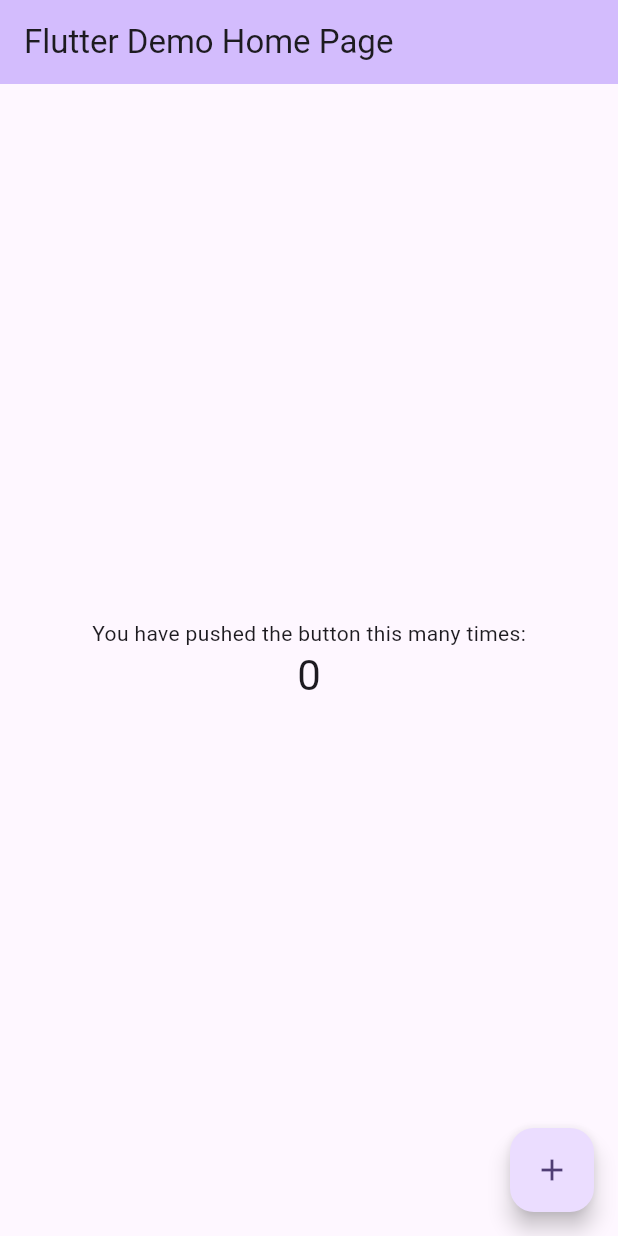
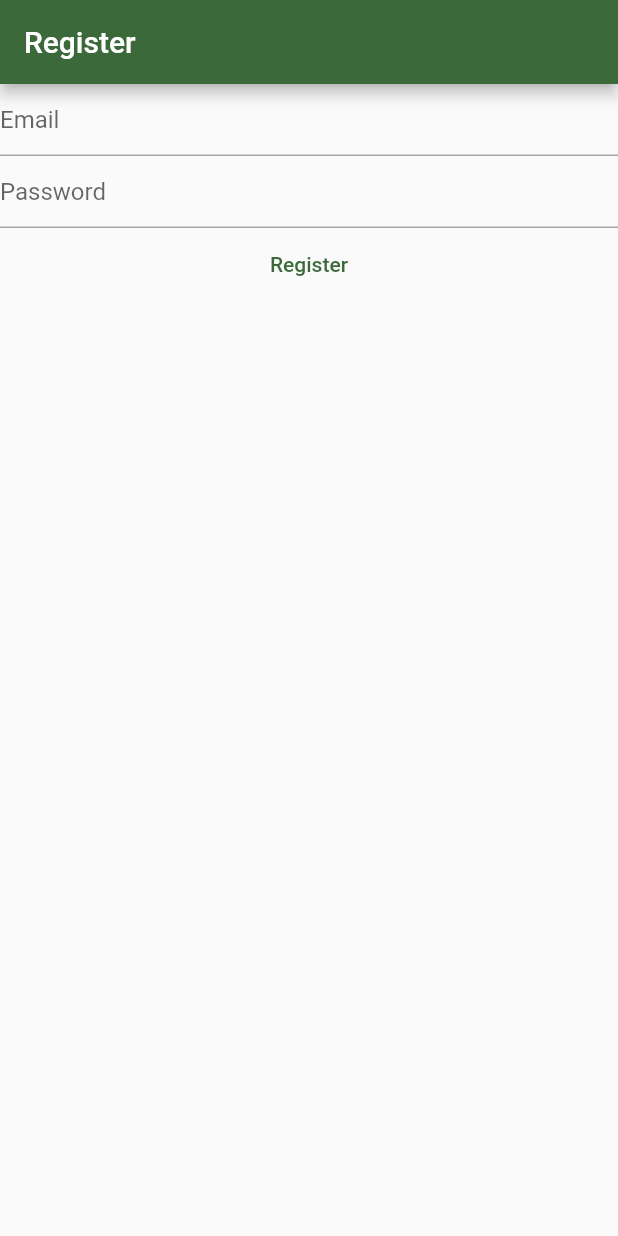
Before and after one commit to suasuasuasuasua/Notes, a Flutter app: the screen it shows after launch, on a phone screen of 412 x 824 dp. Run offline on Flutter 3.47's test engine with Material 2 defaults, Android fonts, the phone set to English and light mode, and no system bars; our stand-ins replace firebase_core; accounts and stored records are empty.

Commit message:
Added basic registration page No functionality yet

```diff
--- a/lib/main.dart
+++ b/lib/main.dart
@@ -1,125 +1,79 @@
 import 'package:flutter/material.dart';
 
 void main() {
-  runApp(const MyApp());
+  // Move material app from MyApp template to here to avoid unnecessary cost of
+  // rebuliding on each hot reload
+  runApp(
+    MaterialApp(
+      title: 'Flutter Demo',
+      theme: ThemeData(
+        colorScheme: ColorScheme.fromSeed(seedColor: Colors.green),
+        useMaterial3: false,
+      ),
+      home: const HomePage(),
+    ),
+  );
 }
 
-class MyApp extends StatelessWidget {
-  const MyApp({super.key});
+class HomePage extends StatefulWidget {
+  const HomePage({super.key});
 
-  // This widget is the root of your application.
   @override
-  Widget build(BuildContext context) {
-    return MaterialApp(
-      title: 'Flutter Demo',
-      theme: ThemeData(
-        // This is the theme of your application.
-        //
-        // TRY THIS: Try running your application with "flutter run". You'll see
-        // the application has a blue toolbar. Then, without quitting the app,
-        // try changing the seedColor in the colorScheme below to Colors.green
-        // and then invoke "hot reload" (save your changes or press the "hot
-        // reload" button in a Flutter-supported IDE, or press "r" if you used
-        // the command line to start the app).
-        //
-        // Notice that the counter didn't reset back to zero; the application
-        // state is not lost during the reload. To reset the state, use hot
-        // restart instead.
-        //
-        // This works for code too, not just values: Most code changes can be
-        // tested with just a hot reload.
-        colorScheme: ColorScheme.fromSeed(seedColor: Colors.deepPurple),
-        useMaterial3: true,
-      ),
-      home: const MyHomePage(title: 'Flutter Demo Home Page'),
-    );
-  }
+  State<HomePage> createState() => _HomePageState();
 }
 
-class MyHomePage extends StatefulWidget {
-  const MyHomePage({super.key, required this.title});
+class _HomePageState extends State<HomePage> {
+  // `late` allows these variables to be assigned values 'later'
+  late final TextEditingController _email;
+  late final TextEditingController _password;
 
-  // This widget is the home page of your application. It is stateful, meaning
-  // that it has a State object (defined below) that contains fields that affect
-  // how it looks.
+  // Called by Flutter automatically when the home page is created
+  @override
+  void initState() {
+    _email = TextEditingController();
+    _password = TextEditingController();
+    super.initState();
+  }
 
-  // This class is the configuration for the state. It holds the values (in this
-  // case the title) provided by the parent (in this case the App widget) and
-  // used by the build method of the State. Fields in a Widget subclass are
-  // always marked "final".
-
-  final String title;
-
+  // Whenever the home page dies or goes out of memory, Flutter will
+  // automatically call dispose to take care of 'loose ends'
+  // Since we have created TextEditingControllers, we are also repsonsible for
+  // diposing of them when we are finished using them
   @override
-  State<MyHomePage> createState() => _MyHomePageState();
-}
-
-class _MyHomePageState extends State<MyHomePage> {
-  int _counter = 0;
-
-  void _incrementCounter() {
-    setState(() {
-      // This call to setState tells the Flutter framework that something has
-      // changed in this State, which causes it to rerun the build method below
-      // so that the display can reflect the updated values. If we changed
-      // _counter without calling setState(), then the build method would not be
-      // called again, and so nothing would appear to happen.
-      _counter++;
-    });
+  void dispose() {
+    _email.dispose();
+    _password.dispose();
+    super.dispose();
   }
 
   @override
   Widget build(BuildContext context) {
-    // This method is rerun every time setState is called, for instance as done
-    // by the _incrementCounter method above.
-    //
-    // The Flutter framework has been optimized to make rerunning build methods
-    // fast, so that you can just rebuild anything that needs updating rather
-    // than having to individually change instances of widgets.
+    // Scaffolds are generic containers that are more presentable because they
+    // automatically include a titlebar, floating buttons, main text, etc.
     return Scaffold(
       appBar: AppBar(
-        // TRY THIS: Try changing the color here to a specific color (to
-        // Colors.amber, perhaps?) and trigger a hot reload to see the AppBar
-        // change color while the other colors stay the same.
-        backgroundColor: Theme.of(context).colorScheme.inversePrimary,
-        // Here we take the value from the MyHomePage object that was created by
-        // the App.build method, and use it to set our appbar title.
-        title: Text(widget.title),
+        title: const Text('Register'),
       ),
-      body: Center(
-        // Center is a layout widget. It takes a single child and positions it
-        // in the middle of the parent.
-        child: Column(
-          // Column is also a layout widget. It takes a list of children and
-          // arranges them vertically. By default, it sizes itself to fit its
-          // children horizontally, and tries to be as tall as its parent.
-          //
-          // Column has various properties to control how it sizes itself and
-          // how it positions its children. Here we use mainAxisAlignment to
-          // center the children vertically; the main axis here is the vertical
-          // axis because Columns are vertical (the cross axis would be
-          // horizontal).
-          //
-          // TRY THIS: Invoke "debug painting" (choose the "Toggle Debug Paint"
-          // action in the IDE, or press "p" in the console), to see the
-          // wireframe for each widget.
-          mainAxisAlignment: MainAxisAlignment.center,
-          children: <Widget>[
-            const Text(
-              'You have pushed the button this many times:',
-            ),
-            Text(
-              '$_counter',
-              style: Theme.of(context).textTheme.headlineMedium,
-            ),
-          ],
-        ),
+      body: Column(
+        children: [
+          TextField(
+            decoration: const InputDecoration(hintText: 'Email'),
+            controller: _email,
+          ),
+          TextField(
+            decoration: const InputDecoration(hintText: 'Password'),
+            controller: _password,
+          ),
+          TextButton(
+            // The register button has an asynchronous callback function because
+            // we need to authenticate the user using Firebase. Authentication
+            // does not necessarily happen instananeously because we can use third
+            // party SSO solutions like Apple and Twitter.
+            onPressed: () async => {},
+            child: const Text('Register'),
+          ),
+        ],
       ),
-      floatingActionButton: FloatingActionButton(
-        onPressed: _incrementCounter,
-        tooltip: 'Increment',
-        child: const Icon(Icons.add),
-      ), // This trailing comma makes auto-formatting nicer for build methods.
     );
   }
 }
```
